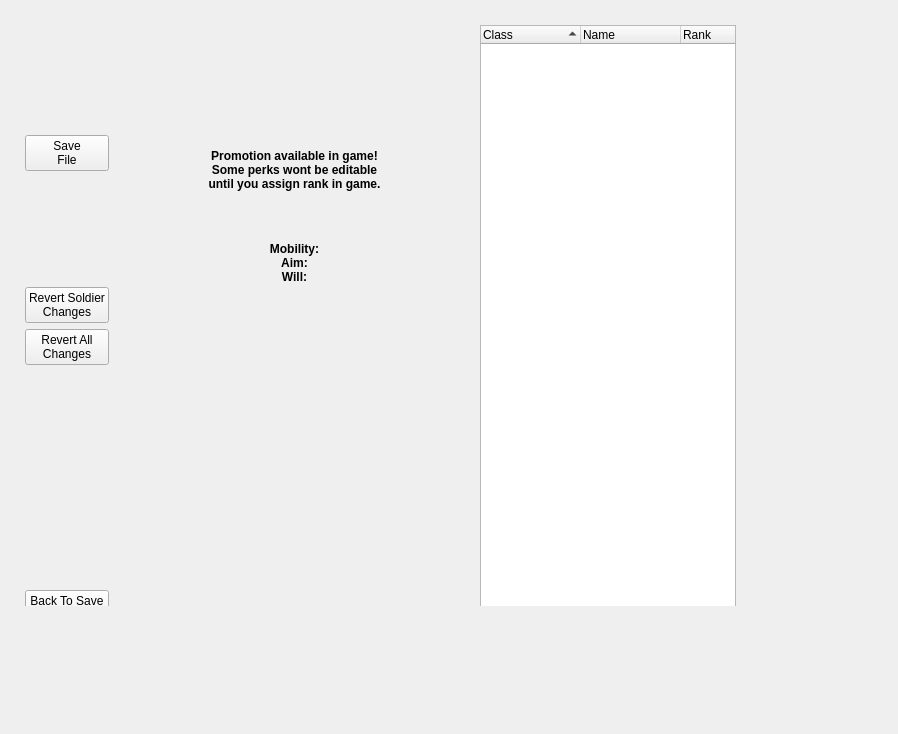
First picture: the form in QtDesigner.ui, repository Bodzioo44/XcomPerkEdit, before the edit.
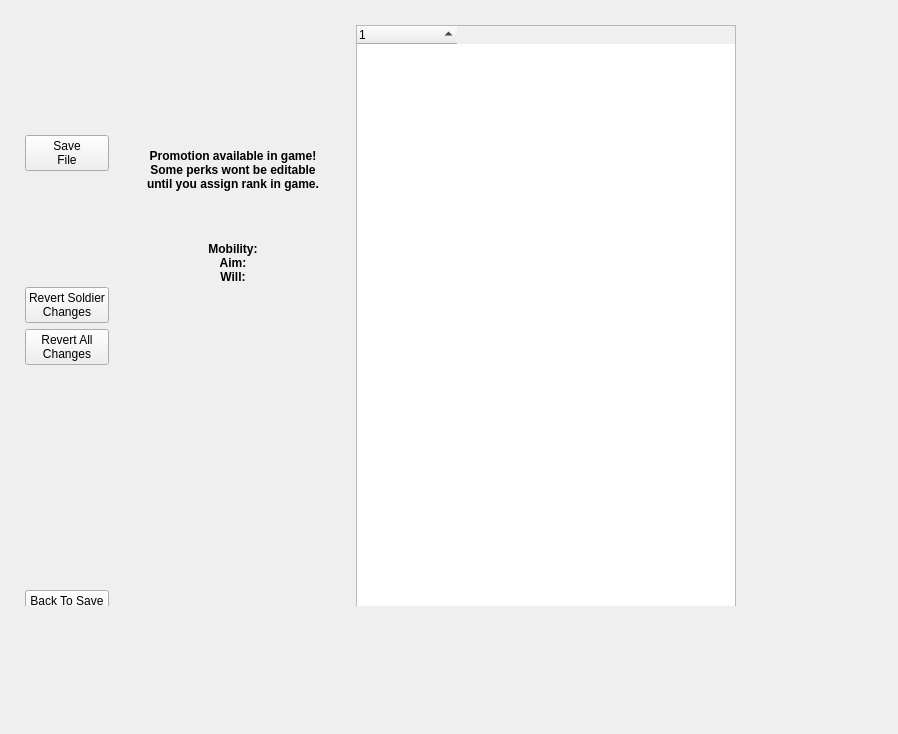
Second picture: the form after the edit.

Commit message: Added sorting by class/rank

What changed in the file:
```diff
--- a/QtDesigner.ui
+++ b/QtDesigner.ui
@@ -104,7 +104,7 @@
            <height>601</height>
           </rect>
          </property>
-         <layout class="QHBoxLayout" name="horizontalLayout" stretch="0,1,5,1,0">
+         <layout class="QHBoxLayout" name="horizontalLayout" stretch="0,1,5,1,12">
           <item>
            <layout class="QVBoxLayout" name="ButtonVBoxLayout" stretch="5,1,5,1,1,10,1">
             <item>
@@ -318,29 +318,18 @@
               <height>16777215</height>
              </size>
             </property>
+            <property name="horizontalScrollBarPolicy">
+             <enum>Qt::ScrollBarAlwaysOff</enum>
+            </property>
             <property name="sortingEnabled">
              <bool>true</bool>
             </property>
-            <column>
-             <property name="text">
-              <string>Class</string>
-             </property>
-            </column>
-            <column>
-             <property name="text">
-              <string>Name</string>
-             </property>
-            </column>
-            <column>
-             <property name="text">
-              <string>Rank</string>
-             </property>
-            </column>
-            <column>
-             <property name="text">
-              <string>Edited</string>
-             </property>
-            </column>
+            <attribute name="headerMinimumSectionSize">
+             <number>10</number>
+            </attribute>
+            <attribute name="headerStretchLastSection">
+             <bool>false</bool>
+            </attribute>
            </widget>
           </item>
          </layout>
```
The commit also changes 2 other files.
